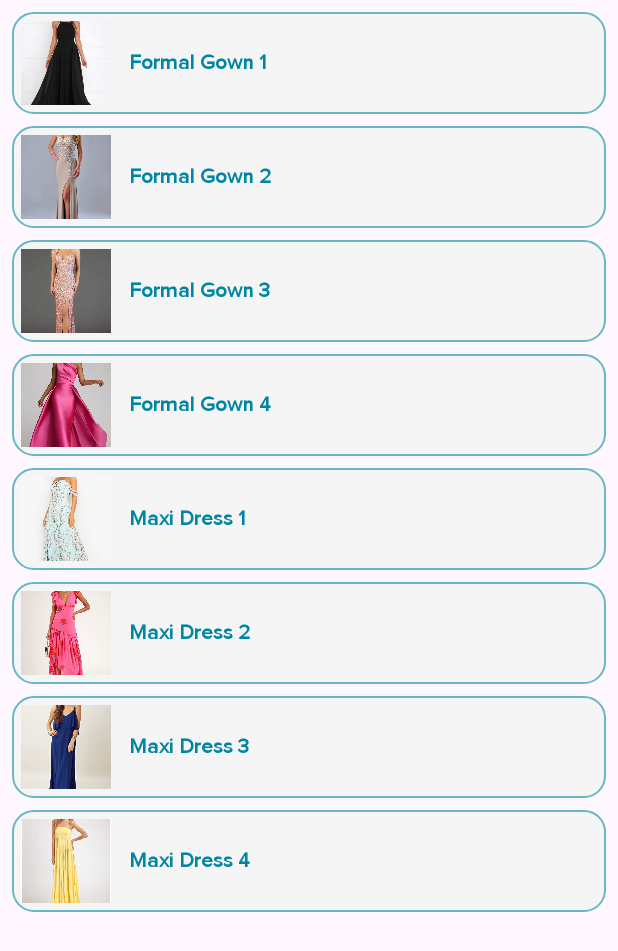
After one commit to AlexaCueto/EtierKOTLIN, an Android app: the layout spinner_item_rental.xml on its own in the app's theme, with its tools: preview values and no code run, on a phone screen of 412 x 824 dp. The commit adds this screen. Shown: the top 951 px of the screen. Run offline under Robolectric (Android 15) with nearby library versions, the phone set to English and light mode, and no system bars.

Commit message:
changed back button color on view rentals, added spinner item rental view, udpated strings xml

```diff
--- a/app/src/main/res/layout/activity_view_rentals.xml
+++ b/app/src/main/res/layout/activity_view_rentals.xml
@@ -46,7 +46,7 @@
             android:paddingStart="12dp"
             android:paddingEnd="12dp"
             android:layout_marginTop="16dp"
-            android:backgroundTint="#ffe401"
+            android:backgroundTint="#808080"
             android:textColor="#ffffff" />
     </LinearLayout>
 </ScrollView>
--- /dev/null
+++ b/app/src/main/res/layout/spinner_item_rental.xml
@@ -0,0 +1,239 @@
+<?xml version="1.0" encoding="utf-8"?>
+<LinearLayout xmlns:android="http://schemas.android.com/apk/res/android"
+    android:orientation="vertical"
+    android:layout_width="match_parent"
+    android:layout_height="wrap_content">
+
+    <LinearLayout
+        android:layout_width="match_parent"
+        android:layout_height="68dp"
+        android:layout_marginStart="8dp"
+        android:layout_marginEnd="8dp"
+        android:layout_marginTop="8dp"
+        android:background="@drawable/edittext_bg"
+        android:gravity="center_vertical"
+        android:orientation="horizontal"
+        android:padding="6dp">
+
+        <ImageView
+            android:layout_width="60dp"
+            android:layout_height="60dp"
+            android:layout_marginEnd="12dp"
+            android:contentDescription="@string/formal_gown_1"
+            android:scaleType="centerCrop"
+            android:src="@drawable/formal_gown_1" />
+
+        <TextView
+            android:layout_width="0dp"
+            android:layout_height="wrap_content"
+            android:layout_weight="1"
+            android:text="@string/formal_gown_1"
+            android:textColor="#0085A4"
+            android:textSize="14sp"
+            android:textStyle="bold" />
+    </LinearLayout>
+
+    <LinearLayout
+        android:layout_width="match_parent"
+        android:layout_height="68dp"
+        android:layout_marginStart="8dp"
+        android:layout_marginEnd="8dp"
+        android:layout_marginTop="8dp"
+        android:background="@drawable/edittext_bg"
+        android:gravity="center_vertical"
+        android:orientation="horizontal"
+        android:padding="6dp">
+
+        <ImageView
+            android:layout_width="60dp"
+            android:layout_height="60dp"
+            android:layout_marginEnd="12dp"
+            android:contentDescription="@string/formal_gown_2"
+            android:scaleType="centerCrop"
+            android:src="@drawable/formal_gown_2" />
+
+        <TextView
+            android:layout_width="0dp"
+            android:layout_height="wrap_content"
+            android:layout_weight="1"
+            android:text="@string/formal_gown_2"
+            android:textColor="#0085A4"
+            android:textSize="14sp"
+            android:textStyle="bold" />
+    </LinearLayout>
+
+    <LinearLayout
+        android:layout_width="match_parent"
+        android:layout_height="68dp"
+        android:layout_marginStart="8dp"
+        android:layout_marginEnd="8dp"
+        android:layout_marginTop="8dp"
+        android:background="@drawable/edittext_bg"
+        android:gravity="center_vertical"
+        android:orientation="horizontal"
+        android:padding="6dp">
+
+        <ImageView
+            android:layout_width="60dp"
+            android:layout_height="60dp"
+            android:layout_marginEnd="12dp"
+            android:contentDescription="@string/formal_gown_3"
+            android:scaleType="centerCrop"
+            android:src="@drawable/formal_gown_3" />
+
+        <TextView
+            android:layout_width="0dp"
+            android:layout_height="wrap_content"
+            android:layout_weight="1"
+            android:text="@string/formal_gown_3"
+            android:textColor="#0085A4"
+            android:textSize="14sp"
+            android:textStyle="bold" />
+    </LinearLayout>
+
+    <LinearLayout
+        android:layout_width="match_parent"
+        android:layout_height="68dp"
+        android:layout_marginStart="8dp"
+        android:layout_marginEnd="8dp"
+        android:layout_marginTop="8dp"
+        android:background="@drawable/edittext_bg"
+        android:gravity="center_vertical"
+        android:orientation="horizontal"
+        android:padding="6dp">
+
+        <ImageView
+            android:layout_width="60dp"
+            android:layout_height="60dp"
+            android:layout_marginEnd="12dp"
+            android:contentDescription="@string/formal_gown_4"
+            android:scaleType="centerCrop"
+            android:src="@drawable/formal_gown_4" />
+
+        <TextView
+            android:layout_width="0dp"
+            android:layout_height="wrap_content"
+            android:layout_weight="1"
+            android:text="@string/formal_gown_4"
+            android:textColor="#0085A4"
+            android:textSize="14sp"
+            android:textStyle="bold" />
+    </LinearLayout>
+
+    <LinearLayout
+        android:layout_width="match_parent"
+        android:layout_height="68dp"
+        android:layout_marginStart="8dp"
+        android:layout_marginEnd="8dp"
+        android:layout_marginTop="8dp"
+        android:background="@drawable/edittext_bg"
+        android:gravity="center_vertical"
+        android:orientation="horizontal"
+        android:padding="6dp">
+
+        <ImageView
+            android:layout_width="60dp"
+            android:layout_height="60dp"
+            android:layout_marginEnd="12dp"
+            android:contentDescription="@string/maxi_dress_1"
+            android:scaleType="centerCrop"
+            android:src="@drawable/maxi_dress_1" />
+
+        <TextView
+            android:layout_width="0dp"
+            android:layout_height="wrap_content"
+            android:layout_weight="1"
+            android:text="@string/maxi_dress_1"
+            android:textColor="#0085A4"
+            android:textSize="14sp"
+            android:textStyle="bold" />
+    </LinearLayout>
+
+    <LinearLayout
+        android:layout_width="match_parent"
+        android:layout_height="68dp"
+        android:layout_marginStart="8dp"
+        android:layout_marginEnd="8dp"
+        android:layout_marginTop="8dp"
+        android:background="@drawable/edittext_bg"
+        android:gravity="center_vertical"
+        android:orientation="horizontal"
+        android:padding="6dp">
+
+        <ImageView
+            android:layout_width="60dp"
+            android:layout_height="60dp"
+            android:layout_marginEnd="12dp"
+            android:contentDescription="@string/maxi_dress_2"
+            android:scaleType="centerCrop"
+            android:src="@drawable/maxi_dress_2" />
+
+        <TextView
+            android:layout_width="0dp"
+            android:layout_height="wrap_content"
+            android:layout_weight="1"
+            android:text="@string/maxi_dress_2"
+            android:textColor="#0085A4"
+            android:textSize="14sp"
+            android:textStyle="bold" />
+    </LinearLayout>
+
+    <LinearLayout
+        android:layout_width="match_parent"
+        android:layout_height="68dp"
+        android:layout_marginStart="8dp"
+        android:layout_marginEnd="8dp"
+        android:layout_marginTop="8dp"
+        android:background="@drawable/edittext_bg"
+        android:gravity="center_vertical"
+        android:orientation="horizontal"
+        android:padding="6dp">
+
+        <ImageView
+            android:layout_width="60dp"
+            android:layout_height="60dp"
+            android:layout_marginEnd="12dp"
+            android:contentDescription="@string/maxi_dress_3"
+            android:scaleType="centerCrop"
+            android:src="@drawable/maxi_dress_3" />
+
+        <TextView
+            android:layout_width="0dp"
+            android:layout_height="wrap_content"
+            android:layout_weight="1"
+            android:text="@string/maxi_dress_3"
+            android:textColor="#0085A4"
+            android:textSize="14sp"
+            android:textStyle="bold" />
+    </LinearLayout>
+
+    <LinearLayout
+        android:layout_width="match_parent"
+        android:layout_height="68dp"
+        android:layout_marginStart="8dp"
+        android:layout_marginEnd="8dp"
+        android:layout_marginTop="8dp"
+        android:background="@drawable/edittext_bg"
+        android:gravity="center_vertical"
+        android:orientation="horizontal"
+        android:padding="6dp">
+
+        <ImageView
+            android:layout_width="60dp"
+            android:layout_height="60dp"
+            android:layout_marginEnd="12dp"
+            android:contentDescription="@string/maxi_dress_4"
+            android:scaleType="centerCrop"
+            android:src="@drawable/maxi_dress_4" />
+
+        <TextView
+            android:layout_width="0dp"
+            android:layout_height="wrap_content"
+            android:layout_weight="1"
+            android:text="@string/maxi_dress_4"
+            android:textColor="#0085A4"
+            android:textSize="14sp"
+            android:textStyle="bold" />
+    </LinearLayout>
+
+</LinearLayout>
--- a/app/src/main/res/values/strings.xml
+++ b/app/src/main/res/values/strings.xml
@@ -29,4 +29,12 @@
     <string name="content_desc_item_image">Item image preview</string>
     <string name="text_notes">Notes</string>
     <string name="title_all_rentals">All Current Rentals</string>
+    <string name="formal_gown_1">Formal Gown 1</string>
+    <string name="formal_gown_2">Formal Gown 2</string>
+    <string name="formal_gown_3">Formal Gown 3</string>
+    <string name="formal_gown_4">Formal Gown 4</string>
+    <string name="maxi_dress_1">Maxi Dress 1</string>
+    <string name="maxi_dress_2">Maxi Dress 2</string>
+    <string name="maxi_dress_3">Maxi Dress 3</string>
+    <string name="maxi_dress_4">Maxi Dress 4</string>
 </resources>
```
